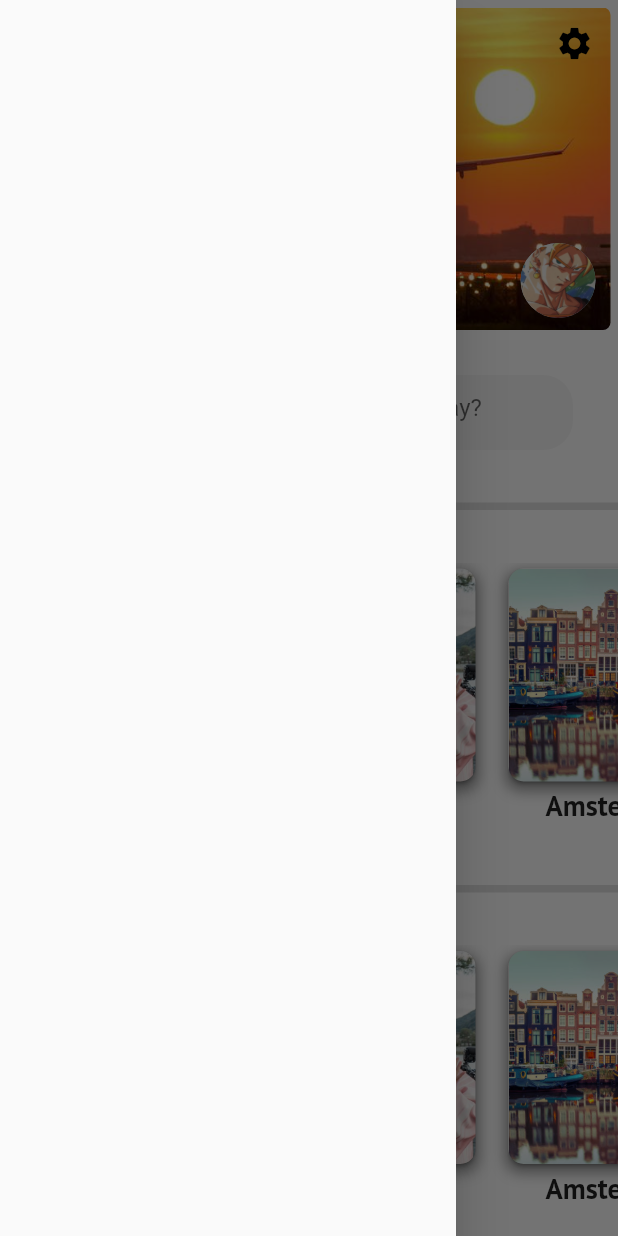
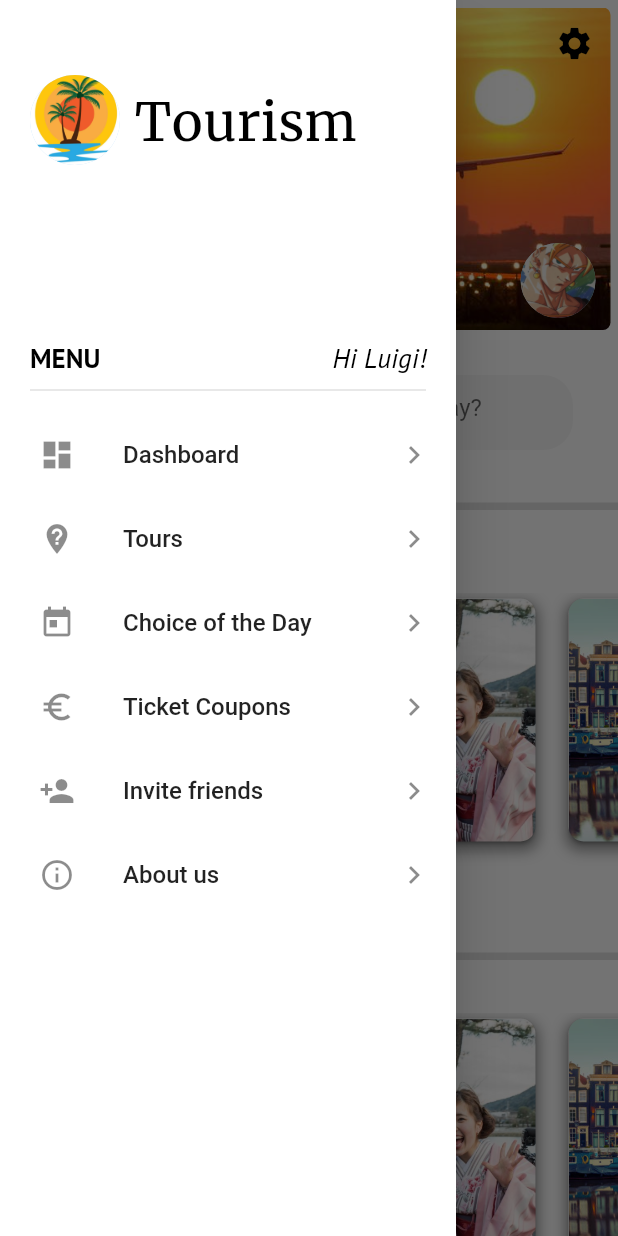
Before and after one commit to luix09/Tourism, a Flutter app: the screen it shows after launch, with the side drawer open, on a phone screen of 412 x 824 dp. Run offline on Flutter 3.47's test engine with Material 2 defaults, Android fonts, the phone set to English and light mode, and no system bars.

Commit message:
A drawer has been implemented along with its content, a menu list. In addition a new fresh logo has been added to it. The width and the padding of the Discover and Trend cards have also been increased. A new data model with the logged user data has been created.

```diff
--- a/lib/main.dart
+++ b/lib/main.dart
@@ -1,6 +1,7 @@
 import 'package:flutter/material.dart';
 import 'package:provider/provider.dart';
 import 'package:tourism/models/cities_model.dart';
+import 'package:tourism/models/logged_user_model.dart';
 import 'package:tourism/models/reviews_model.dart';
 import 'package:tourism/views/dashboard.dart';
 
@@ -13,6 +14,10 @@ class MyApp extends StatelessWidget {
       providers: [
         ChangeNotifierProvider<CitiesModel>(create: (_) => CitiesModel()),
         ChangeNotifierProvider<UsersReviews>(create: (_) => UsersReviews()),
+        ChangeNotifierProvider<LoggedUserModel>(create: (_) => LoggedUserModel(
+            name: "Luigi",
+            surname: "Cuomo",
+            country: "Italy"))
       ],
       child: MaterialApp(
         title: 'Tourism',
--- /dev/null
+++ b/lib/models/logged_user_model.dart
@@ -0,0 +1,9 @@
+import 'package:flutter/material.dart';
+
+class LoggedUserModel extends ChangeNotifier {
+  final String name;
+  final String surname;
+  final String country;
+
+  LoggedUserModel({this.name, this.surname, this.country});
+}
--- a/lib/views/city_details.dart
+++ b/lib/views/city_details.dart
@@ -53,8 +53,7 @@ class _CityDetailsState extends State<CityDetails> {
                       color: Colors.black54,
                       offset: Offset(0.0, 4.0),
                       blurRadius: 15.0,
-                      spreadRadius: -1
-                    ),
+                      spreadRadius: -1),
                 ],
               ),
               child: Center(
@@ -71,6 +70,8 @@ class _CityDetailsState extends State<CityDetails> {
                         fit: BoxFit.cover,
                       ),
                     ),
+                    Wrap(
+                      children: <Widget>[
                         Container(
                           height: 80,
                           decoration: BoxDecoration(
@@ -90,8 +91,7 @@ class _CityDetailsState extends State<CityDetails> {
                                   style: TextStyle(
                                       fontSize: 20,
                                       fontWeight: FontWeight.bold,
-                                    color: Colors.white
-                                  ),
+                                      color: Colors.white),
                                 ),
                               ),
                               Positioned(
@@ -102,12 +102,13 @@ class _CityDetailsState extends State<CityDetails> {
                                   style: TextStyle(
                                       color: Colors.white54,
                                       fontStyle: FontStyle.italic,
-                                      fontSize: 15
-                                  ),
+                                      fontSize: 15),
                                 ),
                               )
                             ],
                           ),
+                        ),
+                      ],
                     )
                   ],
                 ),
@@ -122,8 +123,7 @@ class _CityDetailsState extends State<CityDetails> {
   @override
   Widget build(BuildContext context) {
     return Scaffold(
-      body: Consumer<CitiesModel>(
-        builder: (context, citiesModel, _) {
+      body: Consumer<CitiesModel>(builder: (context, citiesModel, _) {
         return SingleChildScrollView(
           child: Container(
             color: Colors.white,
@@ -147,23 +147,21 @@ class _CityDetailsState extends State<CityDetails> {
                   child: Column(
                     children: <Widget>[
                       Padding(
-                          padding: EdgeInsets.only(
-                              left: 25, top: 20, right: 15),
+                        padding: EdgeInsets.only(left: 25, top: 20, right: 15),
                         child: Row(
                           children: <Widget>[
                             Text(
                               "${citiesModel.citiesAvailable[widget.city].name}, "
                               "${citiesModel.citiesAvailable[widget.city].country}",
                               style: TextStyle(
-                                  fontSize: 27,
-                                  fontWeight: FontWeight.bold
-                                ),
+                                  fontSize: 27, fontWeight: FontWeight.bold),
                             ),
                             Spacer(),
                             Padding(
                               padding: const EdgeInsets.only(right: 10.0),
                               child: Image.asset(
-                                  citiesModel.citiesAvailable[widget.city].iconFlag,
+                                citiesModel
+                                    .citiesAvailable[widget.city].iconFlag,
                                 scale: 1.5,
                               ),
                             ),
@@ -171,26 +169,24 @@ class _CityDetailsState extends State<CityDetails> {
                         ),
                       ),
                       Container(
-                          padding: EdgeInsets.symmetric(horizontal: 29, vertical: 15),
+                        padding:
+                            EdgeInsets.symmetric(horizontal: 29, vertical: 15),
                         child: Text(
                           citiesModel.citiesAvailable[widget.city].fullDepth,
                           overflow: TextOverflow.ellipsis,
                           maxLines: 10,
                           style: TextStyle(
-                              fontSize: 15,
-                              fontWeight: FontWeight.normal
-                            ),
+                              fontSize: 15, fontWeight: FontWeight.normal),
                         ),
                       ),
                       Container(
                         alignment: Alignment.centerLeft,
-                          padding: EdgeInsets.only(left: 25, right: 25, top: 25, bottom: 15),
+                        padding: EdgeInsets.only(
+                            left: 25, right: 25, top: 25, bottom: 15),
                         child: Text(
                           "Popular Places",
                           style: TextStyle(
-                                fontSize: 24,
-                                fontWeight: FontWeight.w700
-                            ),
+                              fontSize: 24, fontWeight: FontWeight.w700),
                         ),
                       ),
                       Container(
@@ -198,34 +194,36 @@ class _CityDetailsState extends State<CityDetails> {
                         width: double.infinity,
                         child: PageView.builder(
                           controller: _pageController,
-                            itemCount: citiesModel.citiesAvailable[widget.city].images.length - 1,
+                          itemCount: citiesModel
+                                  .citiesAvailable[widget.city].images.length -
+                              1,
                           itemBuilder: (BuildContext context, index) {
                             return _imageSelector(
                                 index: index + 1,
-                                  imagesList: citiesModel.citiesAvailable[widget.city].images);
+                                imagesList: citiesModel
+                                    .citiesAvailable[widget.city].images);
                           },
                         ),
                       ),
                       Container(
                         alignment: Alignment.centerLeft,
-                          padding: EdgeInsets.symmetric(horizontal: 25, vertical: 15),
+                        padding:
+                            EdgeInsets.symmetric(horizontal: 25, vertical: 15),
                         child: Text(
                           "Available Tours",
                           style: TextStyle(
-                                fontSize: 24,
-                                fontWeight: FontWeight.w700
-                            ),
+                              fontSize: 24, fontWeight: FontWeight.w700),
                         ),
                       ),
                       ListView.builder(
                         padding: EdgeInsets.symmetric(vertical: 10),
                         shrinkWrap: true,
                         physics: const NeverScrollableScrollPhysics(),
-                          itemCount: citiesModel.citiesAvailable[widget.city].tours
-                              .length,
+                        itemCount: citiesModel
+                            .citiesAvailable[widget.city].tours.length,
                         itemBuilder: (context, index) {
-                            final tours = citiesModel.citiesAvailable[this.widget.city]
-                                .tours;
+                          final tours = citiesModel
+                              .citiesAvailable[this.widget.city].tours;
                           return AvailableTourWidget(
                             title: tours[index].titleTour,
                             subtitle: tours[index].shortDepth,
@@ -234,22 +232,23 @@ class _CityDetailsState extends State<CityDetails> {
                       ),
                       Container(
                         alignment: Alignment.centerLeft,
-                          padding: EdgeInsets.symmetric(horizontal: 25, vertical: 20),
+                        padding:
+                            EdgeInsets.symmetric(horizontal: 25, vertical: 20),
                         child: Text(
                           "Reviews from users...",
                           style: TextStyle(
-                                fontSize: 24,
-                                fontWeight: FontWeight.w700
-                            ),
+                              fontSize: 24, fontWeight: FontWeight.w700),
                         ),
                       ),
                       ListView.separated(
                         padding: EdgeInsets.zero,
                         shrinkWrap: true,
                         physics: const NeverScrollableScrollPhysics(),
-                          itemCount: citiesModel.citiesAvailable[widget.city].reviews.length,
+                        itemCount: citiesModel
+                            .citiesAvailable[widget.city].reviews.length,
                         itemBuilder: (context, index) {
-                            final reviews = citiesModel.citiesAvailable[this.widget.city].reviews;
+                          final reviews = citiesModel
+                              .citiesAvailable[this.widget.city].reviews;
                           return CityReviewWidget(
                             name: reviews[index].name,
                             country: reviews[index].country,
@@ -266,8 +265,7 @@ class _CityDetailsState extends State<CityDetails> {
             ),
           ),
         );
-        }
-      ),
+      }),
     );
   }
 }
--- a/lib/views/dashboard.dart
+++ b/lib/views/dashboard.dart
@@ -58,10 +58,11 @@ class Dashboard extends StatelessWidget {
                       width: double.infinity,
                     ),
                     getDivider(DISCOVER),
-                    SizedBox(height: 20),
+                    SizedBox(height: 40),
                     Container(
-                      height: 200,
+                      height: 225,
                       child: ListView(
+                        padding: EdgeInsets.zero,
                         scrollDirection: Axis.horizontal,
                         shrinkWrap: true,
                         children: getDiscoverCities(context, DISCOVER),
@@ -70,7 +71,7 @@ class Dashboard extends StatelessWidget {
                     getDivider(TRENDS),
                     SizedBox(height: 20),
                     Container(
-                      height: 200,
+                      height: 225,
                       child: ListView(
                           scrollDirection: Axis.horizontal,
                           shrinkWrap: true,
--- a/lib/widgets/dashboard_widgets.dart
+++ b/lib/widgets/dashboard_widgets.dart
@@ -1,11 +1,12 @@
 import 'package:flutter/material.dart';
 import 'package:provider/provider.dart';
 import 'package:tourism/models/cities_model.dart';
+import 'package:tourism/models/logged_user_model.dart';
 import 'package:tourism/views/city_details.dart';
 import 'package:tourism/views/settings.dart';
 import 'package:tourism/views/user_page.dart';
 
-class TopBar extends StatelessWidget{
+class TopBar extends StatelessWidget {
   final String pathWallpaper = "res/images/topbar_wallpaper.jpg";
   final String propic = "res/images/propic/codeek.jpg";
   final String appName = "Tourism";
@@ -24,8 +25,7 @@ class TopBar extends StatelessWidget{
               Radius.circular(5.0),
             ),
             child: Image.asset(pathWallpaper, fit: BoxFit.cover),
-              )
-          ),
+          )),
           Align(
               alignment: Alignment.topLeft,
               child: Builder(
@@ -48,8 +48,7 @@ class TopBar extends StatelessWidget{
               ),
               onPressed: () {
                 Navigator.push(context,
-                  MaterialPageRoute(builder: (context) => SettingsPage())
-                );
+                    MaterialPageRoute(builder: (context) => SettingsPage()));
               },
             ),
           ),
@@ -78,8 +77,7 @@ class TopBar extends StatelessWidget{
                 ),
                 onPressed: () {
                   Navigator.push(context,
-                      MaterialPageRoute(builder: (context) => UserPage())
-                  );
+                      MaterialPageRoute(builder: (context) => UserPage()));
                 },
               ),
             ),
@@ -91,23 +89,134 @@ class TopBar extends StatelessWidget{
 }
 
 class TourismDrawer extends StatelessWidget {
+
+  final List nameTiles = [
+    {"name": "Dashboard", "icon": Icons.dashboard},
+    {"name": "Tours", "icon": Icons.not_listed_location},
+    {"name": "Choice of the Day", "icon": Icons.today},
+    {"name": "Ticket Coupons", "icon": Icons.euro_symbol},
+    {"name": "Invite friends", "icon": Icons.person_add},
+    {"name": "About us", "icon": Icons.info_outline}
+  ];
+
   @override
   Widget build(BuildContext context) {
-    return Drawer();
+    return Drawer(
+      child: Consumer<LoggedUserModel>(builder: (context, loggedUser, _) {
+        return Container(
+          color: Colors.white,
+          height: MediaQuery.of(context).size.height * 1,
+          width: MediaQuery.of(context).size.width * 1,
+          child: Column(
+            mainAxisAlignment: MainAxisAlignment.start,
+            crossAxisAlignment: CrossAxisAlignment.start,
+            children: <Widget>[
+              Container(
+                height: 250,
+                width: double.infinity,
+                child: Stack(
+                  children: <Widget>[
+                    Positioned(
+                      top: 50,
+                      left: 20,
+                      child: CircleAvatar(
+                        radius: 30,
+                        backgroundImage: AssetImage("res/logo/beach-logo.jpg"),
+                      ),
+                    ),
+                    Positioned(
+                      top: 60,
+                      left: 90,
+                      child: Text(
+                        "Tourism",
+                        style: TextStyle(
+                            color: Colors.black,
+                            fontSize: 35,
+                            fontFamily: "Merriweather"),
+                      ),
+                    ),
+                    Align(
+                      alignment: Alignment.bottomLeft,
+                      child: Padding(
+                        padding: const EdgeInsets.only(left: 20.0),
+                        child: Text(
+                          "MENU",
+                          style: TextStyle(
+                              color: Colors.black,
+                              fontSize: 18,
+                              fontWeight: FontWeight.bold,
+                              fontFamily: "PTSans"),
+                        ),
+                      ),
+                    ),
+                    Align(
+                      alignment: Alignment.bottomRight,
+                      child: Padding(
+                        padding: const EdgeInsets.only(right: 20.0),
+                        child: Text(
+                          "Hi ${loggedUser.name}!",
+                          style: TextStyle(
+                              color: Colors.black,
+                              fontSize: 18,
+                              fontWeight: FontWeight.normal,
+                              fontStyle: FontStyle.italic,
+                              fontFamily: "PTSans"),
+                        ),
+                      ),
+                    ),
+                  ],
+                ),
+              ),
+              Padding(
+                padding: const EdgeInsets.symmetric(horizontal: 20.0, vertical: 2),
+                child: Divider(
+                  thickness: 1,
+                ),
+              ),
+              ListView.builder(
+                  padding: EdgeInsets.only(left: 10, top: 5),
+                  physics: NeverScrollableScrollPhysics(),
+                  shrinkWrap: true,
+                  itemCount: nameTiles.length,
+                    itemBuilder: (context, index) {
+                      return ListTile(
+                        leading: Icon(nameTiles[index]["icon"]),
+                        title: Text(
+                          nameTiles[index]["name"],
+                          style: TextStyle(
+                            fontSize: 16
+                          ),
+                        ),
+                        trailing: Icon(Icons.chevron_right),
+                          onTap: (){
+                            switch(index) {
+                              case 0:
+                                Scaffold.of(context).openEndDrawer();
+                                break;
+                            }
+                          }
+                      );
+                    }
+                ),
+            ],
+          ),
+        );
+      }),
+    );
   }
 }
 
 class SearchBar extends StatefulWidget {
   final String hintText;
+
   SearchBar({this.hintText});
+
   @override
   _SearchBarState createState() => _SearchBarState();
 }
 
 class _SearchBarState extends State<SearchBar>
     with SingleTickerProviderStateMixin {
-
-
   @override
   Widget build(BuildContext context) {
     return Container(
@@ -119,16 +228,16 @@ class _SearchBarState extends State<SearchBar>
       ),
       child: TextField(
         cursorRadius: Radius.circular(20),
+        showCursor: false,
         decoration: InputDecoration(
             border: InputBorder.none,
-          prefixIcon: Icon(Icons.search, color: Colors.black38.withOpacity(0.7)),
-          hintText: widget.hintText
-        ),
+            prefixIcon:
+                Icon(Icons.search, color: Colors.black38.withOpacity(0.7)),
+            hintText: widget.hintText),
       ),
     );
   }
 }
-
 
 class MostRatedCard extends StatelessWidget {
   final String city;
@@ -164,11 +273,10 @@ class MostRatedCard extends StatelessWidget {
         onTap: () {
           Navigator.push(
               context,
-            MaterialPageRoute(builder: (_) => CityDetails(
+              MaterialPageRoute(
+                  builder: (_) => CityDetails(
                       mostRatedModel.citiesAvailable.indexOf(city),
-                tagHeroSection)
-            )
-          );
+                      tagHeroSection)));
         },
         child: Container(
           child: Column(
@@ -260,16 +368,16 @@ class MostRatedCard extends StatelessWidget {
                       top: 10,
                       child: Text(
                         city.tours[0].titleTour,
-                        style:
-                            TextStyle(fontSize: 22, fontWeight: FontWeight.w700),
+                        style: TextStyle(
+                            fontSize: 22, fontWeight: FontWeight.w700),
                       ),
                     ),
                     Positioned(
                       bottom: 14,
                       child: Text(
                         city.tours[0].shortDepth,
-                        style:
-                            TextStyle(fontSize: 16, fontWeight: FontWeight.w300),
+                        style: TextStyle(
+                            fontSize: 16, fontWeight: FontWeight.w300),
                       ),
                     ),
                   ],
@@ -350,8 +458,8 @@ class CityOverview extends StatelessWidget {
           children: <Widget>[
             GestureDetector(
               child: Container(
-                height: 150,
-                width: 150,
+                height: 170,
+                width: 170,
                 decoration: BoxDecoration(
                   borderRadius: BorderRadius.circular(10),
                   boxShadow: [
@@ -369,18 +477,21 @@ class CityOverview extends StatelessWidget {
                     borderRadius: BorderRadius.circular(10),
                   ),
                   child: Hero(
-                    tag: citiesModel.citiesAvailable[city].name + tagHeroSection,
+                    tag:
+                        citiesModel.citiesAvailable[city].name + tagHeroSection,
                     child: Image(
-                      image:
-                          AssetImage(citiesModel.citiesAvailable[city].images[0]),
+                      image: AssetImage(
+                          citiesModel.citiesAvailable[city].images[0]),
                       fit: BoxFit.cover,
                     ),
                   ),
                 ),
               ),
               onTap: () {
-                Navigator.push(context,
-                    MaterialPageRoute(builder: (_) => CityDetails(city, tagHeroSection)));
+                Navigator.push(
+                    context,
+                    MaterialPageRoute(
+                        builder: (_) => CityDetails(city, tagHeroSection)));
               },
             ),
             Text(
--- a/pubspec.yaml
+++ b/pubspec.yaml
@@ -105,6 +105,8 @@ flutter:
   - res/images/Rome/pic2.jpg
   - res/images/Rome/pic3.jpg
   - res/images/Rome/pic4.jpg
+
+  - res/logo/beach-logo.jpg
   # An image asset can refer to one or more resolution-specific "variants", see
   # https://flutter.dev/assets-and-images/#resolution-aware.
 
```
Also changed, not shown: res/logo/beach-logo.jpg (added). Lines whose indentation alone changed are shown as unchanged.
